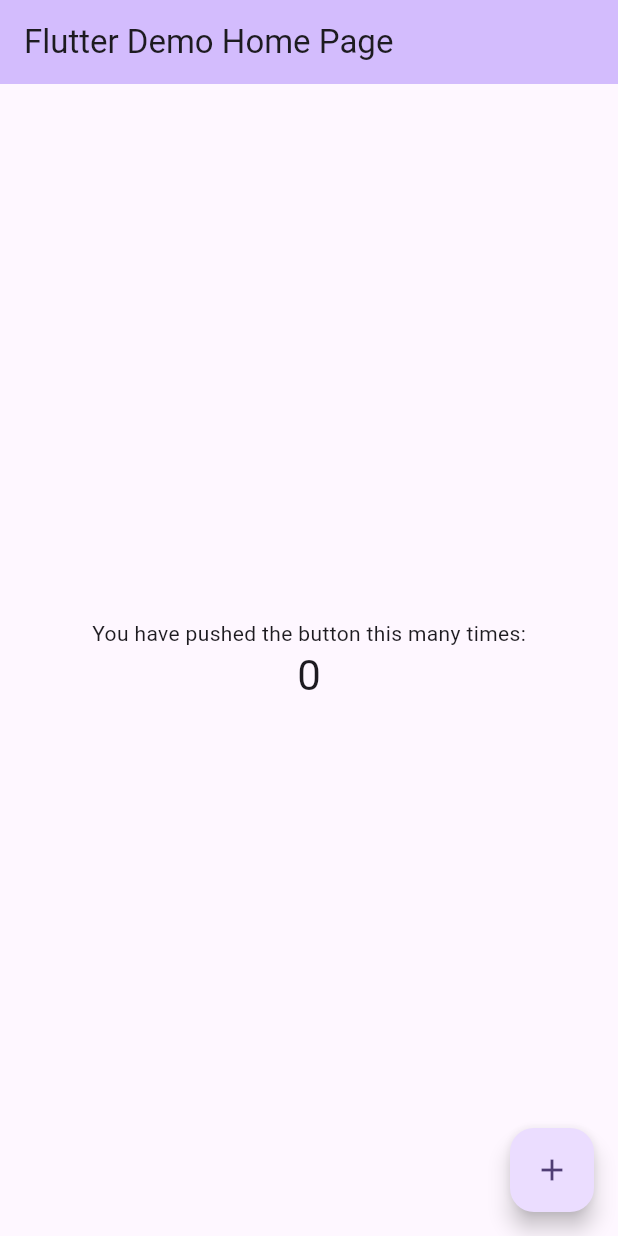
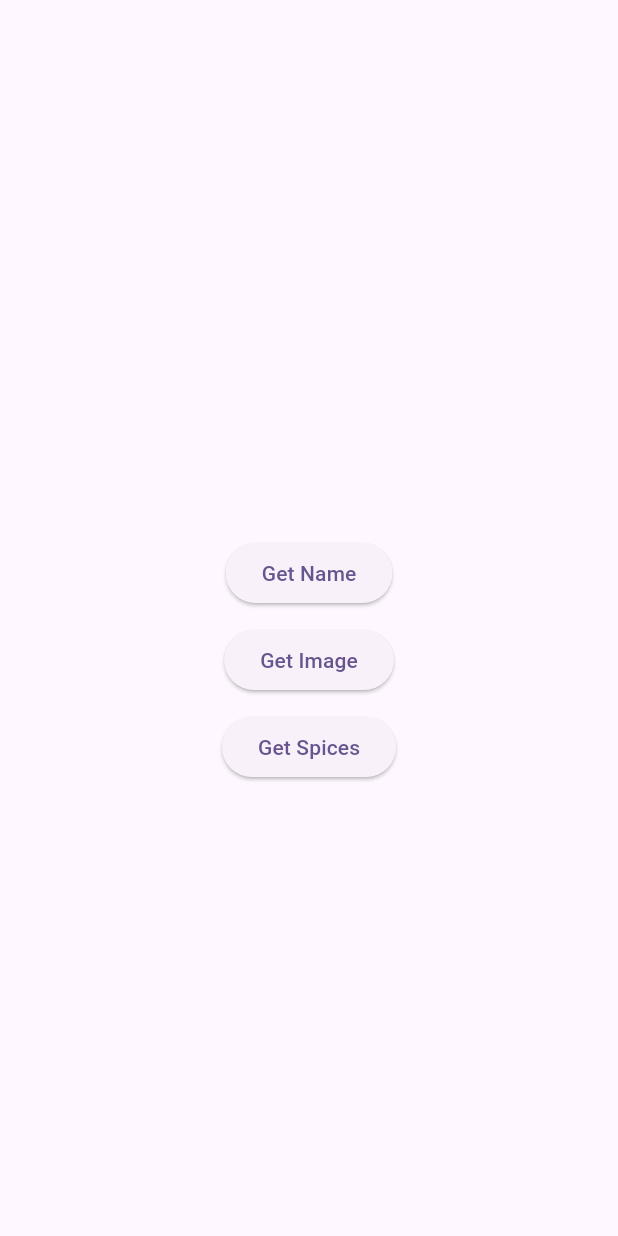
Before and after one commit to ingillow/adaptive_task, a Flutter app: the screen it shows after launch, on a phone screen of 412 x 824 dp. Run offline on Flutter 3.47's test engine with Material 2 defaults, Android fonts, the phone set to English and light mode, and no system bars; our stand-ins replace dio.

Commit message:
1. Реализованы три кнопки, нажав нак оторых пользователь получает из АПИ имя, изображение, вид персонажа. 2. Проверена работоспособность при сильно сжатом экране или же при увеличении кнопок или изображения и сильно сжатии экрана появлется возможность проскроллить контент и сам контент перестраивается под экран. 3. Скроллбар реализован как колесиком мышки, так и с помощью бара справа. 4. Поправлен баг при обновлении имени персонажа (состояние не обновлялось, так как notifyListener() был расположен в неправильном месте кода.

```diff
--- a/lib/main.dart
+++ b/lib/main.dart
@@ -1,4 +1,7 @@
+import 'package:adaptive_task/pages/home_page.dart';
+import 'package:adaptive_task/provider/provider_content.dart';
 import 'package:flutter/material.dart';
+import 'package:provider/provider.dart';
 
 void main() {
   runApp(const MyApp());
@@ -6,120 +9,22 @@ void main() {
 
 class MyApp extends StatelessWidget {
   const MyApp({super.key});
-
-  // This widget is the root of your application.
   @override
   Widget build(BuildContext context) {
-    return MaterialApp(
-      title: 'Flutter Demo',
-      theme: ThemeData(
-        // This is the theme of your application.
-        //
-        // TRY THIS: Try running your application with "flutter run". You'll see
-        // the application has a blue toolbar. Then, without quitting the app,
-        // try changing the seedColor in the colorScheme below to Colors.green
-        // and then invoke "hot reload" (save your changes or press the "hot
-        // reload" button in a Flutter-supported IDE, or press "r" if you used
-        // the command line to start the app).
-        //
-        // Notice that the counter didn't reset back to zero; the application
-        // state is not lost during the reload. To reset the state, use hot
-        // restart instead.
-        //
-        // This works for code too, not just values: Most code changes can be
-        // tested with just a hot reload.
-        colorScheme: ColorScheme.fromSeed(seedColor: Colors.deepPurple),
-        useMaterial3: true,
+    return MultiProvider(
+      providers: [
+        ChangeNotifierProvider<ContentProvider>(
+          create: (_) => ContentProvider(),
+        ),
+      ],
+      child: MaterialApp(
+        title: 'Flutter Demo',
+        theme: ThemeData(
+          colorScheme: ColorScheme.fromSeed(seedColor: Colors.deepPurple),
+          useMaterial3: true,
+        ),
+        home:  const HomePage(),
       ),
-      home: const MyHomePage(title: 'Flutter Demo Home Page'),
     );
   }
 }
-
-class MyHomePage extends StatefulWidget {
-  const MyHomePage({super.key, required this.title});
-
-  // This widget is the home page of your application. It is stateful, meaning
-  // that it has a State object (defined below) that contains fields that affect
-  // how it looks.
-
-  // This class is the configuration for the state. It holds the values (in this
-  // case the title) provided by the parent (in this case the App widget) and
-  // used by the build method of the State. Fields in a Widget subclass are
-  // always marked "final".
-
-  final String title;
-
-  @override
-  State<MyHomePage> createState() => _MyHomePageState();
-}
-
-class _MyHomePageState extends State<MyHomePage> {
-  int _counter = 0;
-
-  void _incrementCounter() {
-    setState(() {
-      // This call to setState tells the Flutter framework that something has
-      // changed in this State, which causes it to rerun the build method below
-      // so that the display can reflect the updated values. If we changed
-      // _counter without calling setState(), then the build method would not be
-      // called again, and so nothing would appear to happen.
-      _counter++;
-    });
-  }
-
-  @override
-  Widget build(BuildContext context) {
-    // This method is rerun every time setState is called, for instance as done
-    // by the _incrementCounter method above.
-    //
-    // The Flutter framework has been optimized to make rerunning build methods
-    // fast, so that you can just rebuild anything that needs updating rather
-    // than having to individually change instances of widgets.
-    return Scaffold(
-      appBar: AppBar(
-        // TRY THIS: Try changing the color here to a specific color (to
-        // Colors.amber, perhaps?) and trigger a hot reload to see the AppBar
-        // change color while the other colors stay the same.
-        backgroundColor: Theme.of(context).colorScheme.inversePrimary,
-        // Here we take the value from the MyHomePage object that was created by
-        // the App.build method, and use it to set our appbar title.
-        title: Text(widget.title),
-      ),
-      body: Center(
-        // Center is a layout widget. It takes a single child and positions it
-        // in the middle of the parent.
-        child: Column(
-          // Column is also a layout widget. It takes a list of children and
-          // arranges them vertically. By default, it sizes itself to fit its
-          // children horizontally, and tries to be as tall as its parent.
-          //
-          // Column has various properties to control how it sizes itself and
-          // how it positions its children. Here we use mainAxisAlignment to
-          // center the children vertically; the main axis here is the vertical
-          // axis because Columns are vertical (the cross axis would be
-          // horizontal).
-          //
-          // TRY THIS: Invoke "debug painting" (choose the "Toggle Debug Paint"
-          // action in the IDE, or press "p" in the console), to see the
-          // wireframe for each widget.
-          mainAxisAlignment: MainAxisAlignment.center,
-          children: <Widget>[
-            const Text(
-              'You have pushed the button this many times:',
-            ),
-            Text(
-              '$_counter',
-              style: Theme.of(context).textTheme.headlineMedium,
-            ),
-          ],
-        ),
-      ),
-      floatingActionButton: FloatingActionButton(
-        onPressed: _incrementCounter,
-        tooltip: 'Increment',
-        child: const Icon(Icons.add),
-      ), // This trailing comma makes auto-formatting nicer for build methods.
-    );
-  }
-}
--- /dev/null
+++ b/lib/pages/error_text_widget.dart
@@ -0,0 +1,15 @@
+import 'package:flutter/material.dart';
+
+class ErrorTextWidget extends StatelessWidget {
+  const ErrorTextWidget({super.key});
+
+  @override
+  Widget build(BuildContext context) {
+    return const Center(
+      child: Text(
+        'Error occurred. Check internet connection',
+        style: TextStyle(color: Colors.red, fontWeight: FontWeight.w800),
+      ),
+    );
+  }
+}
--- /dev/null
+++ b/lib/pages/home_page.dart
@@ -0,0 +1,101 @@
+import 'package:adaptive_task/pages/error_text_widget.dart';
+import 'package:adaptive_task/provider/provider_content.dart';
+import 'package:flutter/material.dart';
+import 'package:provider/provider.dart';
+
+class HomePage extends StatefulWidget {
+  const HomePage({super.key});
+
+  @override
+  State<HomePage> createState() => _HomePageState();
+}
+
+class _HomePageState extends State<HomePage> {
+  final ScrollController _scrollController = ScrollController();
+
+  @override
+  void dispose() {
+    _scrollController.dispose();
+    super.dispose();
+  }
+
+  @override
+  Widget build(BuildContext context) {
+    final provider = Provider.of<ContentProvider>(context);
+    return Scaffold(
+      appBar: AppBar(),
+      body: Center(
+        child: Scrollbar(
+          child: GestureDetector(
+            onHorizontalDragUpdate: (details) {
+              Scrollable.ensureVisible(context);
+            },
+            child: SingleChildScrollView(
+              primary: true,
+              scrollDirection: Axis.vertical,
+              physics: const AlwaysScrollableScrollPhysics(),
+              child: Column(
+                children: [
+                  ElevatedButton(
+                    onPressed: () async {
+                      await provider.getRandomCharacterName();
+                    },
+                    child: const Text('Get Name'),
+                  ),
+                  Consumer<ContentProvider>(
+                    builder: (context, imageProvider, _) {
+                      if (imageProvider.name.isNotEmpty) {
+                        return Text(imageProvider.name);
+                      } else if (imageProvider.hasError) {
+                        return const ErrorTextWidget();
+                      }
+                      return Container();
+                    },
+                  ),
+                  const SizedBox(
+                    height: 10,
+                  ),
+                  ElevatedButton(
+                    onPressed: () async {
+                      await provider.getRandomImageCharacter();
+                    },
+                    child: const Text('Get Image'),
+                  ),
+                  Consumer<ContentProvider>(
+                    builder: (context, imageProvider, _) {
+                      if (imageProvider.image.isNotEmpty) {
+                        return Image.network(imageProvider.image);
+                      } else if (imageProvider.hasError) {
+                        return const ErrorTextWidget();
+                      }
+                      return Container();
+                    },
+                  ),
+                  const SizedBox(
+                    height: 10,
+                  ),
+                  ElevatedButton(
+                    onPressed: () async {
+                      await provider.getRandomSpeciesCharacter();
+                    },
+                    child: const Text('Get Spices'),
+                  ),
+                  Consumer<ContentProvider>(
+                    builder: (context, imageProvider, _) {
+                      if (imageProvider.species.isNotEmpty) {
+                        return Text(imageProvider.species);
+                      } else if (imageProvider.hasError) {
+                        return const ErrorTextWidget();
+                      }
+                      return Container();
+                    },
+                  ),
+                ],
+              ),
+            ),
+          ),
+        ),
+      ),
+    );
+  }
+}
--- a/lib/provider/provider_content.dart
+++ b/lib/provider/provider_content.dart
@@ -46,9 +46,9 @@ class ContentProvider extends ChangeNotifier {
     if (_characters.isNotEmpty) {
       final randomIndex = Random().nextInt(_characters.length);
       _name = _characters[randomIndex].name ?? '';
+      notifyListeners();
       return _name;
     }
-    notifyListeners();
     return 'Nothing to show';
   }
 
```
